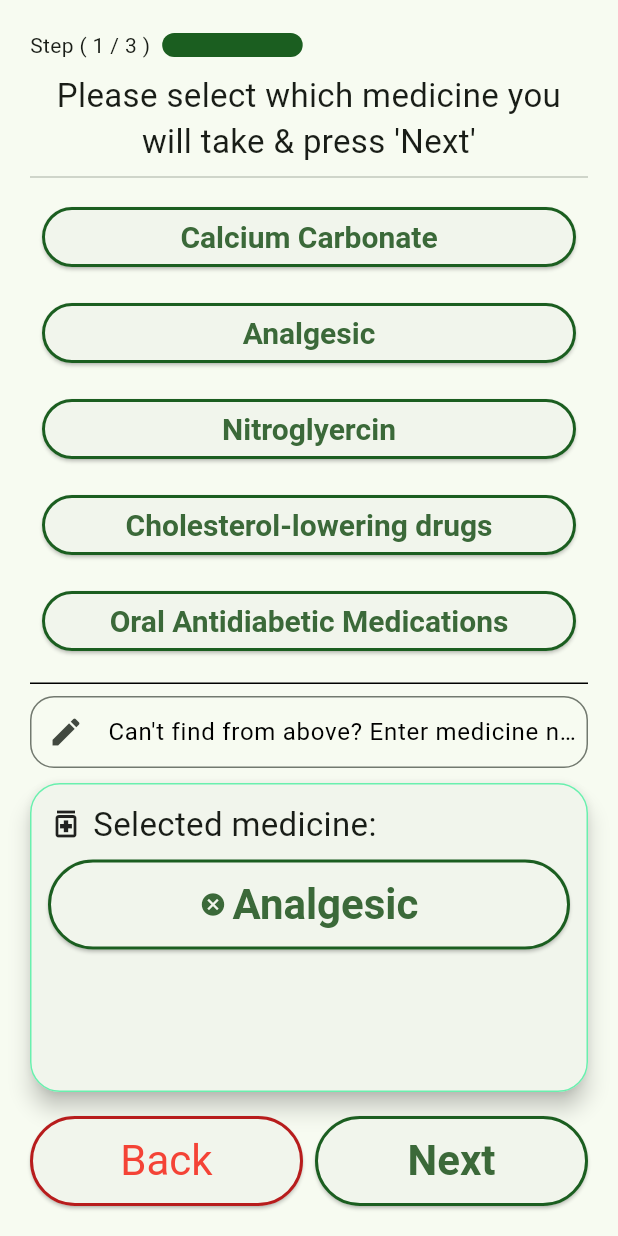
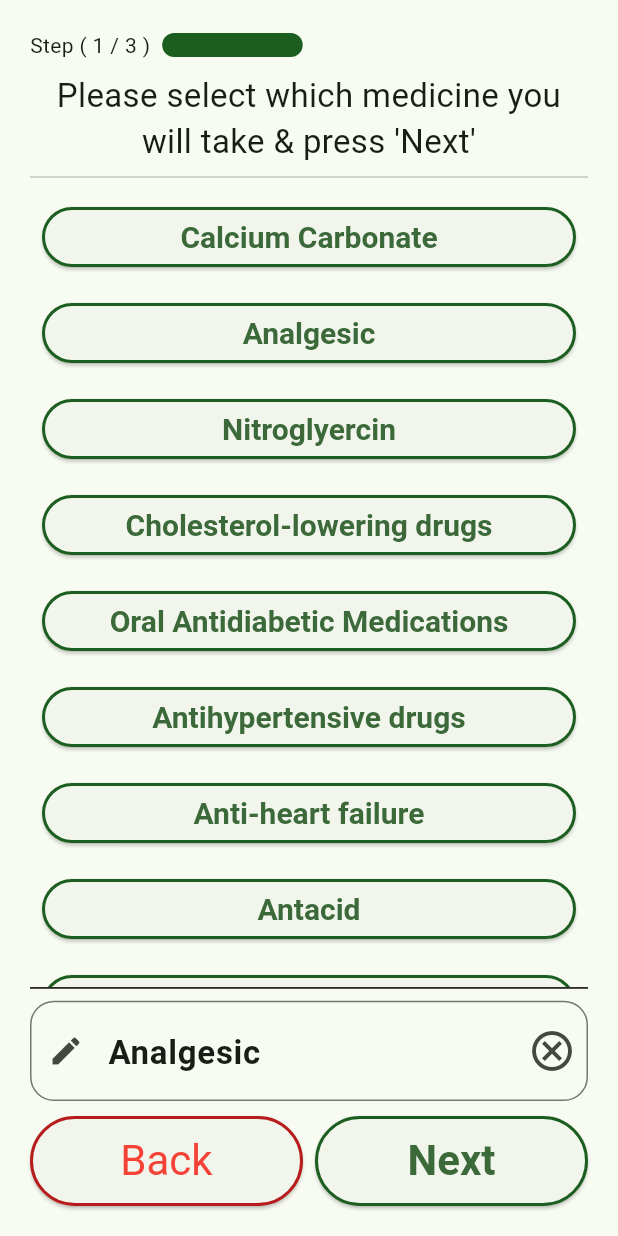
Before and after one commit to librajackyty/ESoundReminder, a Flutter app: the ReminderNewPage screen opened by its route, after a tap on "English", on a phone screen of 412 x 824 dp. Run offline on Flutter 3.47's test engine with Material 2 defaults, Android fonts, the phone set to English and light mode, and no system bars; drawn by our look-alikes of flutter_animation_progress_bar; our stand-ins replace flutter_local_notifications, flutter_native_timezone, hive, hive_flutter, lottie, package_info_plus and 3 more; missing offline and left inert: day_night_time_picker; accounts and stored records are empty; project files that could hold a hidden picture were left out.

Commit message:
v0.9.7 enhance reminder select medcine

```diff
--- a/lib/screens/reminder_new.dart
+++ b/lib/screens/reminder_new.dart
@@ -126,7 +126,7 @@ class _ReminderNewPageState extends State<ReminderNewPage> {
       mwList.add(Container(
         padding: EdgeInsets.all(8),
         child: CusSButton("$medicine", () {
-          updateSelectedMedicine(medicine);
+          updateClickSelection(medicine);
         }),
       ));
     }
@@ -160,12 +160,26 @@ class _ReminderNewPageState extends State<ReminderNewPage> {
       // } else {
       //   selectedMedicine.remove("$medicine");
       // }
-      selectedMedicine = ["$medicine"];
+      if (medicine.isNotEmpty) {
+        selectedMedicine = [medicine];
+      } else {
+        selectedMedicine = [];
+      }
       updateSelectedMedicineToModel(selectedMedicine);
       if (progressIdx < progressIdxStep2) {
         progressIdx = progressIdxStep2;
       }
     });
+  }
+
+  void updateClickSelection(String medicine) async {
+    FocusManager.instance.primaryFocus?.unfocus();
+    setState(() {
+      showActionArea = true;
+      _txtFController.text = medicine;
+      textLength = _txtFController.text.length;
+    });
+    updateSelectedMedicine(medicine);
   }
 
   var _txtFController = TextEditingController();
@@ -177,11 +191,11 @@ class _ReminderNewPageState extends State<ReminderNewPage> {
     debugPrint("inputTxtSubmit: $val");
     runHapticSound();
     FocusManager.instance.primaryFocus?.unfocus();
-    if (val.trim().isNotEmpty) {
+    // if (val.trim().isNotEmpty) {
     updateSelectedMedicine(val.trim());
-    }
-    await Future.delayed(const Duration(milliseconds: 800));
-    _txtFController.clear();
+    // }
+    // await Future.delayed(const Duration(milliseconds: 800));
+    // _txtFController.clear();
     setState(() {
       showActionArea = true;
       textLength = _txtFController.text.length;
@@ -246,26 +260,33 @@ class _ReminderNewPageState extends State<ReminderNewPage> {
                         children: [
                           Expanded(
                             child: TextField(
+                              maxLines: 1,
                               maxLength: maxLength,
                               controller: _txtFController,
+                              style: TextStyle(
+                                  fontSize: textSmallSize,
+                                  fontWeight: FontWeight.bold),
                               decoration: InputDecoration(
                                   counterText: "",
-                                  contentPadding: EdgeInsets.zero,
+                                  // contentPadding: const EdgeInsets.all(16),
                                   border: OutlineInputBorder(
                                       borderRadius: BorderRadius.all(
                                           Radius.circular(16))),
-                                  hintText: Language.of(context)!
-                                      .t("reminder_new1_inputhint"),
+                                  hintText: showActionArea
+                                      ? Language.of(context)!
+                                          .t("reminder_new1_inputhint")
+                                      : '',
                                   hintStyle: TextStyle(color: Colors.black),
                                   prefixIcon:
                                       showActionArea ? Icon(Icons.edit) : null,
                                   prefixText: showActionArea
                                       ? ''
-                                      : '  ${textLength.toString()}/${maxLength.toString()} ',
+                                      : '${textLength.toString()}/${maxLength.toString()} ',
                                   suffixIcon: _txtFController.text.isNotEmpty
                                       ? IconButton(
                                           onPressed: () {
                                             _txtFController.clear();
+                                            updateSelectedMedicine('');
                                             setState(() {
                                               textLength =
                                                   _txtFController.text.length;
@@ -294,12 +315,18 @@ class _ReminderNewPageState extends State<ReminderNewPage> {
                               },
                             ),
                           ),
-                          Visibility(
-                            visible: !showActionArea,
-                            child: IconButton(
+                          // Visibility(
+                          //   visible: !showActionArea,
+                          //   child:
+                          AnimatedSize(
+                            duration: const Duration(milliseconds: 200),
+                            child: showActionArea
+                                ? SizedBox.shrink()
+                                : IconButton(
                                     onPressed: showActionArea
                                         ? null
-                                  : () => inputTxtSubmit(_txtFController.text),
+                                        : () => inputTxtSubmit(
+                                            _txtFController.text),
                                     iconSize: 48,
                                     icon: Icon(
                                       Icons.check_circle_outline,
@@ -317,36 +344,45 @@ class _ReminderNewPageState extends State<ReminderNewPage> {
                         child: const SizedBox(
                           height: 2,
                         )),
+                    // AnimatedSize(
+                    //   duration: const Duration(milliseconds: 200),
+                    //   child: !(selectedMedicine.isNotEmpty && showActionArea)
+                    //       ? SizedBox.shrink()
+                    //       : CusCardContainer(
+                    //           child: SizedBox(
+                    //             width: double.maxFinite,
+                    //             height: MediaQuery.of(context).size.height *
+                    //                 reminderCardHeightRatio,
+                    //             child: ListView(
+                    //               padding: const EdgeInsets.all(12),
+                    //               children: [
+                    //                 Row(children: [
+                    //                   Icon(Icons.medication_outlined),
+                    //                   SizedBox(width: 6),
+                    //                   CusSText(Language.of(context)!
+                    //                       .t("reminder_new1_selectedmedicine"))
+                    //                 ]),
+                    //                 const SizedBox(
+                    //                   height: 8.0,
+                    //                 ),
+                    //                 ...medicineSelectedArea(selectedMedicine)
+                    //               ],
+                    //             ),
+                    //           ),
+                    //         ),
+                    // ),
+
+                    // bottom action area
                     AnimatedSize(
                       duration: const Duration(milliseconds: 200),
-                      child: !(selectedMedicine.isNotEmpty && showActionArea)
+                      child: !showActionArea
                           ? SizedBox.shrink()
-                          : CusCardContainer(
-                              child: SizedBox(
-                                width: double.maxFinite,
-                                height: MediaQuery.of(context).size.height *
-                                    reminderCardHeightRatio,
-                                child: ListView(
-                                  padding: const EdgeInsets.all(12),
-                                  children: [
-                                    Row(children: [
-                                      Icon(Icons.medication_outlined),
-                                      SizedBox(width: 6),
-                                      CusSText(Language.of(context)!
-                                          .t("reminder_new1_selectedmedicine"))
-                                    ]),
-                                    const SizedBox(
-                                      height: 8.0,
-                                    ),
-                                    ...medicineSelectedArea(selectedMedicine)
-                                  ],
-                                ),
-                              ),
-                            ),
-                    ),
-                    Visibility(
-                      visible: showActionArea,
-                      child: Row(
+                          :
+                          // ),
+                          // Visibility(
+                          //   visible: showActionArea,
+                          //   child:
+                          Row(
                               children: [
                                 Expanded(
                                   child: CusNBackButton(
@@ -364,17 +400,18 @@ class _ReminderNewPageState extends State<ReminderNewPage> {
                                               {
                                                 ScaffoldMessenger.of(context)
                                                     .showSnackBar(SnackBar(
-                                            content: CusSText(
-                                                Language.of(context)!.t(
-                                                    "reminder_new1_snackmsg1")),
+                                                  content: CusSText(Language.of(
+                                                          context)!
+                                                      .t("reminder_new1_snackmsg1")),
                                                 ))
                                               }
                                             else
                                               {
-                                          Navigator.pushNamed(
-                                              context, pageRouteReminderNew2,
+                                                Navigator.pushNamed(context,
+                                                    pageRouteReminderNew2,
                                                     arguments:
-                                                  ReminderScreenArg(reminder))
+                                                        ReminderScreenArg(
+                                                            reminder))
                                               }
                                           }),
                                 ),
--- a/pubspec.yaml
+++ b/pubspec.yaml
@@ -3,7 +3,7 @@ description: Flutter project of smart reminder mobile app for elderly people
 
 publish_to: 'none' # Remove this line if you wish to publish to pub.dev
 
-version: 0.9.6+2
+version: 0.9.7+1
 
 environment:
   sdk: '>=2.18.4 <3.0.0'
```
Lines whose indentation alone changed are shown as unchanged.
